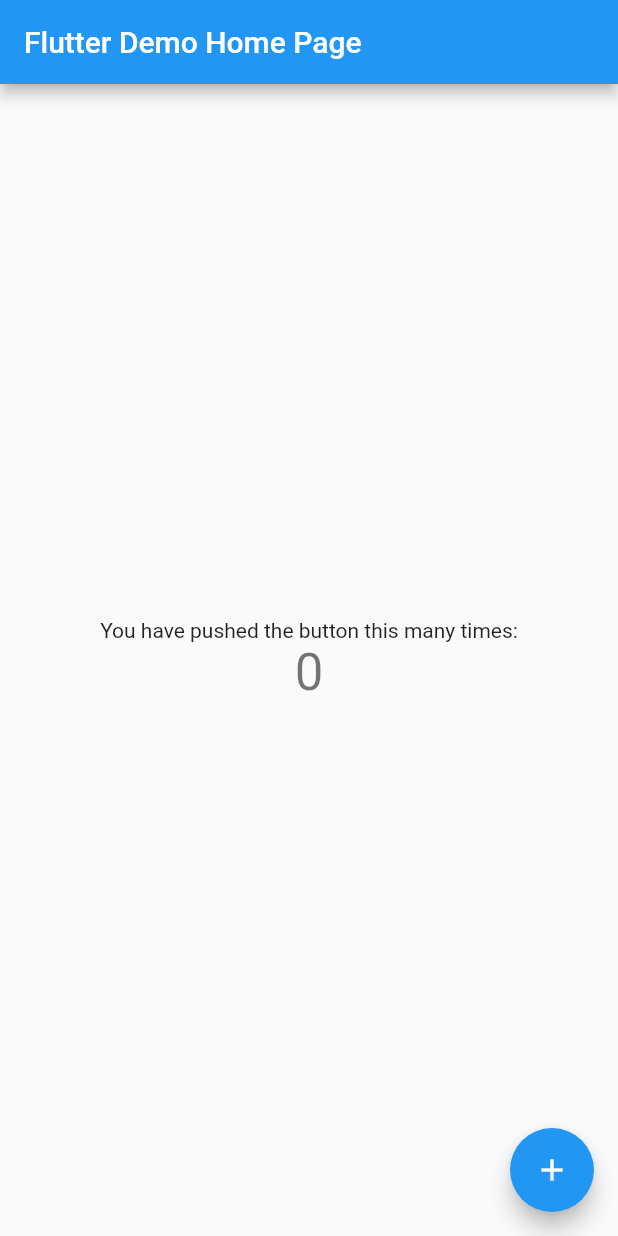
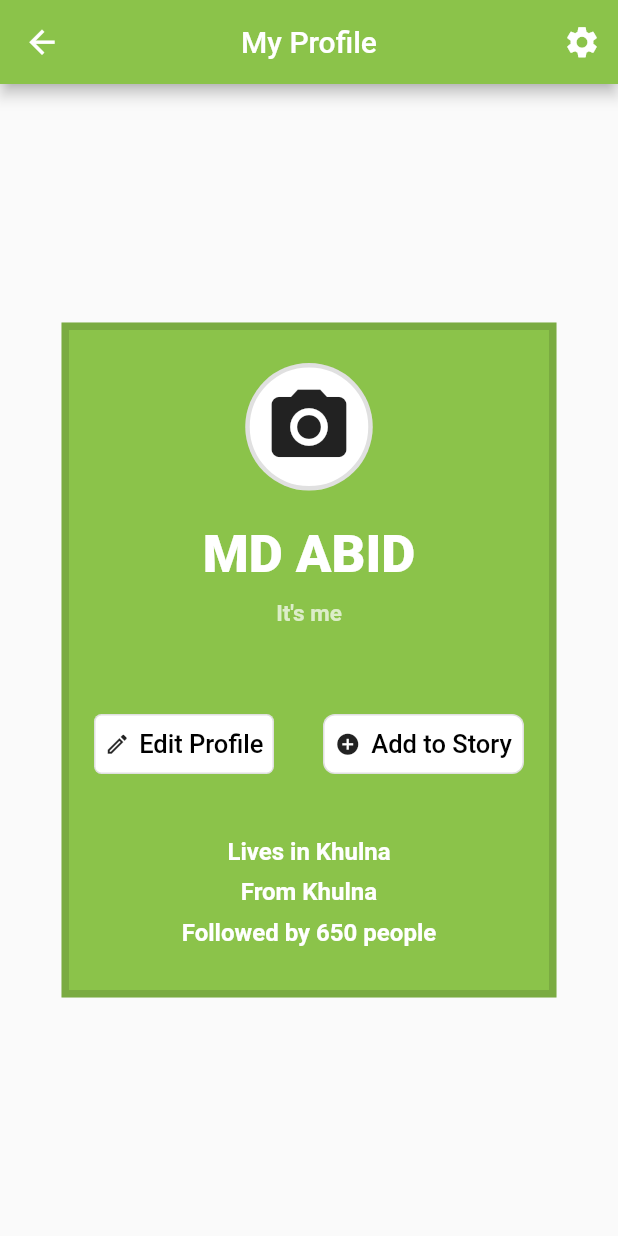
Before and after one commit to ABID066/flutter, a Flutter app: the screen it shows after launch, on a phone screen of 412 x 824 dp. Run offline on Flutter 3.47's test engine with Material 2 defaults, Android fonts, the phone set to English and light mode, and no system bars.

Commit message:
add new for practice pull request

```diff
--- /dev/null
+++ b/myProfile/lib/button.dart
@@ -0,0 +1,211 @@
+import 'dart:ui';
+
+import 'package:flutter/material.dart';
+import 'package:flutter/cupertino.dart';
+
+class Button extends StatefulWidget {
+  const Button({Key key}) : super(key: key);
+
+  @override
+  _ButtonState createState() => _ButtonState();
+}
+
+class _ButtonState extends State<Button> {
+  @override
+  Widget build(BuildContext context) {
+    return Scaffold(
+      appBar: AppBar(
+        leading: IconButton(
+          icon: Icon(Icons.arrow_back),
+          iconSize: 25,
+          onPressed: () {},
+        ),
+        title: Text("My Profile"),
+        centerTitle: true,
+        actions: [
+          IconButton(
+            icon: Icon(Icons.settings),
+            iconSize: 25,
+            onPressed: () {},
+          )
+        ],
+        backgroundColor: Colors.lightGreen,
+      ),
+      body: Align(
+        child: Container(
+          height: 450,
+          width: 330,
+          decoration: BoxDecoration(
+            color: Colors.lightGreen,
+            border: Border.all(
+              color: Colors.black12,
+              width: 5,
+              style: BorderStyle.solid,
+            ),
+          ),
+          child: Column(
+              mainAxisAlignment: MainAxisAlignment.spaceEvenly,
+              crossAxisAlignment: CrossAxisAlignment.stretch,
+              children: [
+                Container(
+                  height: 85,
+                  width: 85,
+                  decoration: BoxDecoration(
+                      color: Colors.white,
+                      shape: BoxShape.circle,
+                      border: Border.all(
+                        color: Colors.black12,
+                        width: 3,
+                        style: BorderStyle.solid,
+                      )),
+                  child: Icon(
+                    Icons.camera_alt,
+                    size: 60,
+                    color: Colors.black87,
+                  ),
+                ),
+                Container(
+                  height: 85,
+                  width: 300,
+                  child: Column(
+                    children: [
+                      Text(
+                        "MD ABID",
+                        style: TextStyle(
+                          fontSize: 35,
+                          fontWeight: FontWeight.w900,
+                          color: Colors.white,
+                        ),
+                      ),
+                      SizedBox(
+                        height: 10,
+                      ),
+                      Text(
+                        "It's me",
+                        style: TextStyle(
+                          fontSize: 15,
+                          fontWeight: FontWeight.w700,
+                          color: Colors.white70,
+                        ),
+                      ),
+                    ],
+                  ),
+                ),
+                Container(
+                  height: 80,
+                  width: 350,
+                  child: Row(
+                    mainAxisAlignment: MainAxisAlignment.spaceEvenly,
+                    crossAxisAlignment: CrossAxisAlignment.stretch,
+                    children: [
+                      FlatButton(
+                        onPressed: () {},
+                        child: Container(
+                          height: 40,
+                          width: 120,
+                          decoration: BoxDecoration(
+                              color: Colors.white,
+                              borderRadius: BorderRadius.circular(5),
+                              border: Border.all(
+                                color: Colors.black12,
+                                width: 1,
+                                style: BorderStyle.solid,
+                              )),
+                          child: Row(
+                            mainAxisAlignment: MainAxisAlignment.spaceEvenly,
+                            children: [
+                              Icon(
+                                Icons.create_outlined,
+                                color: Colors.black87,
+                                size: 17,
+                              ),
+                              Text(
+                                "Edit Profile",
+                                style: TextStyle(
+                                  color: Colors.black,
+                                  fontSize: 17,
+                                ),
+                              )
+                            ],
+                          ),
+                        ),
+                      ),
+                      FlatButton(
+                        onPressed: () {},
+                        child: Container(
+                            height: 40,
+                            width: 134,
+                            decoration: BoxDecoration(
+                              color: Colors.white,
+                              borderRadius: BorderRadius.circular(8),
+                              border: Border.all(
+                                color: Colors.black12,
+                                width: 1,
+                                style: BorderStyle.solid,
+                              ),
+                            ),
+                            child: Row(
+                              mainAxisAlignment: MainAxisAlignment.spaceEvenly,
+                              children: [
+                                Icon(
+                                  Icons.add_circle_outlined,
+                                  color: Colors.black87,
+                                  size: 17,
+                                ),
+                                Text(
+                                  "Add to Story",
+                                  style: TextStyle(
+                                    color: Colors.black,
+                                    fontSize: 17,
+                                  ),
+                                )
+                              ],
+                            )),
+                      )
+                    ],
+                  ),
+                ),
+                Container(
+                  height: 80,
+                  width: 330,
+                  child: Column(
+                    children: [
+                      Text(
+                        "Lives in Khulna",
+                        style: TextStyle(
+                          fontSize: 16,
+                          fontWeight: FontWeight.w700,
+                          color: Colors.white,
+                        ),
+                      ),
+                      SizedBox(
+                        height: 8,
+                      ),
+                      Text(
+                        "From Khulna",
+                        style: TextStyle(
+                          fontSize: 16,
+                          fontWeight: FontWeight.w700,
+                          color: Colors.white,
+                        ),
+                      ),
+                      SizedBox(
+                        height: 8,
+                      ),
+                      Text(
+                        "Followed by 650 people",
+                        style: TextStyle(
+                          fontSize: 16,
+                          fontWeight: FontWeight.w700,
+                          color: Colors.white,
+                        ),
+                      ),
+                    ],
+                  ),
+                )
+              ]),
+        ),
+      ),
+    );
+  }
+}
--- a/myProfile/lib/main.dart
+++ b/myProfile/lib/main.dart
@@ -1,4 +1,5 @@
 import 'package:flutter/material.dart';
+import 'button.dart';
 
 void main() {
   runApp(MyApp());
@@ -10,108 +11,12 @@ class MyApp extends StatelessWidget {
   Widget build(BuildContext context) {
     return MaterialApp(
       title: 'Flutter Demo',
+      debugShowCheckedModeBanner: false,
       theme: ThemeData(
-        // This is the theme of your application.
-        //
-        // Try running your application with "flutter run". You'll see the
-        // application has a blue toolbar. Then, without quitting the app, try
-        // changing the primarySwatch below to Colors.green and then invoke
-        // "hot reload" (press "r" in the console where you ran "flutter run",
-        // or simply save your changes to "hot reload" in a Flutter IDE).
-        // Notice that the counter didn't reset back to zero; the application
-        // is not restarted.
         primarySwatch: Colors.blue,
-        // This makes the visual density adapt to the platform that you run
-        // the app on. For desktop platforms, the controls will be smaller and
-        // closer together (more dense) than on mobile platforms.
         visualDensity: VisualDensity.adaptivePlatformDensity,
       ),
-      home: MyHomePage(title: 'Flutter Demo Home Page'),
+      home: Button(),
     );
   }
 }
-
-class MyHomePage extends StatefulWidget {
-  MyHomePage({Key key, this.title}) : super(key: key);
-
-  // This widget is the home page of your application. It is stateful, meaning
-  // that it has a State object (defined below) that contains fields that affect
-  // how it looks.
-
-  // This class is the configuration for the state. It holds the values (in this
-  // case the title) provided by the parent (in this case the App widget) and
-  // used by the build method of the State. Fields in a Widget subclass are
-  // always marked "final".
-
-  final String title;
-
-  @override
-  _MyHomePageState createState() => _MyHomePageState();
-}
-
-class _MyHomePageState extends State<MyHomePage> {
-  int _counter = 0;
-
-  void _incrementCounter() {
-    setState(() {
-      // This call to setState tells the Flutter framework that something has
-      // changed in this State, which causes it to rerun the build method below
-      // so that the display can reflect the updated values. If we changed
-      // _counter without calling setState(), then the build method would not be
-      // called again, and so nothing would appear to happen.
-      _counter++;
-    });
-  }
-
-  @override
-  Widget build(BuildContext context) {
-    // This method is rerun every time setState is called, for instance as done
-    // by the _incrementCounter method above.
-    //
-    // The Flutter framework has been optimized to make rerunning build methods
-    // fast, so that you can just rebuild anything that needs updating rather
-    // than having to individually change instances of widgets.
-    return Scaffold(
-      appBar: AppBar(
-        // Here we take the value from the MyHomePage object that was created by
-        // the App.build method, and use it to set our appbar title.
-        title: Text(widget.title),
-      ),
-      body: Center(
-        // Center is a layout widget. It takes a single child and positions it
-        // in the middle of the parent.
-        child: Column(
-          // Column is also a layout widget. It takes a list of children and
-          // arranges them vertically. By default, it sizes itself to fit its
-          // children horizontally, and tries to be as tall as its parent.
-          //
-          // Invoke "debug painting" (press "p" in the console, choose the
-          // "Toggle Debug Paint" action from the Flutter Inspector in Android
-          // Studio, or the "Toggle Debug Paint" command in Visual Studio Code)
-          // to see the wireframe for each widget.
-          //
-          // Column has various properties to control how it sizes itself and
-          // how it positions its children. Here we use mainAxisAlignment to
-          // center the children vertically; the main axis here is the vertical
-          // axis because Columns are vertical (the cross axis would be
-          // horizontal).
-          mainAxisAlignment: MainAxisAlignment.center,
-          children: <Widget>[
-            Text(
-              'You have pushed the button this many times:',
-            ),
-            Text(
-              '$_counter',
-              style: Theme.of(context).textTheme.headline4,
-            ),
-          ],
-        ),
-      ),
-      floatingActionButton: FloatingActionButton(
-        onPressed: _incrementCounter,
-        tooltip: 'Increment',
-        child: Icon(Icons.add),
-      ), // This trailing comma makes auto-formatting nicer for build methods.
-    );
-  }
-}
```
